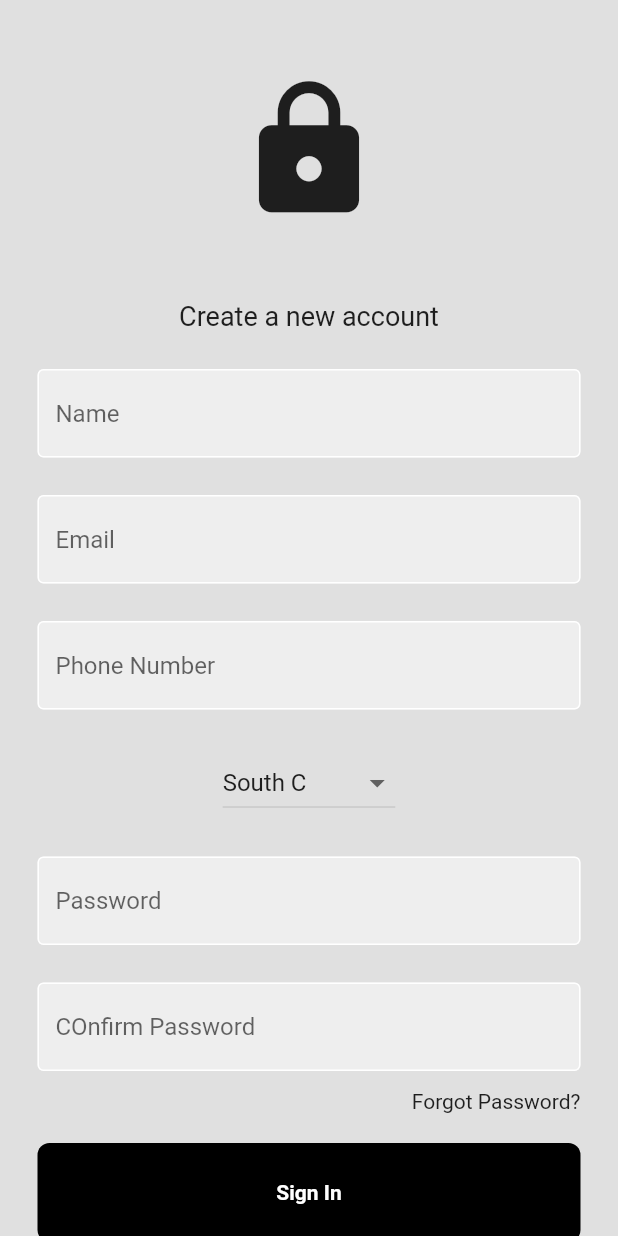
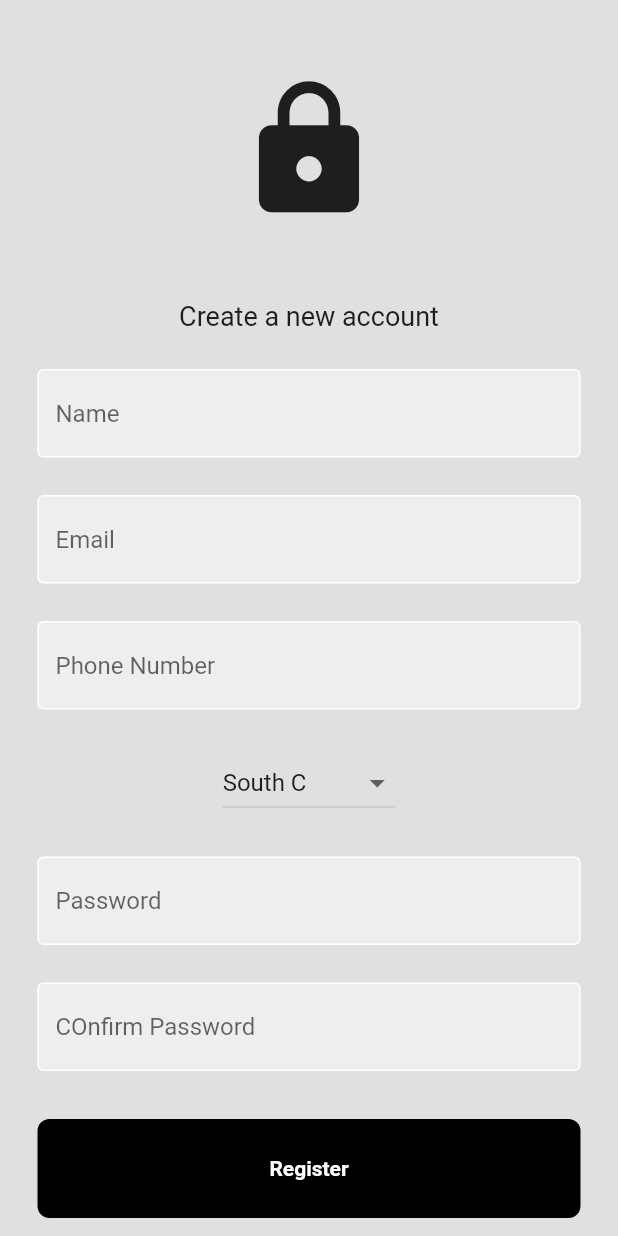
Before and after one commit to koechian/reportio, a Flutter app: the screen it shows after launch, after a tap on "Signup now", on a phone screen of 412 x 824 dp. Run offline on Flutter 3.47's test engine with Material 2 defaults, Android fonts, the phone set to English and light mode, and no system bars; our stand-ins replace firebase_auth, firebase_core; accounts and stored records are empty; network calls fail.

Commit message:
Sign Up done and working

```diff
--- a/lib/components/auth_button.dart
+++ b/lib/components/auth_button.dart
@@ -2,8 +2,9 @@ import 'package:flutter/material.dart';
 
 class MyButton extends StatelessWidget {
   final Function()? onTap;
+  final String text;
 
-  const MyButton({super.key, required this.onTap});
+  const MyButton({super.key, required this.onTap, required this.text});
 
   @override
   Widget build(BuildContext context) {
@@ -16,10 +17,10 @@ class MyButton extends StatelessWidget {
           color: Colors.black,
           borderRadius: BorderRadius.circular(8),
         ),
-        child: const Center(
+        child: Center(
           child: Text(
-            'Sign In',
-            style: TextStyle(
+            text,
+            style: const TextStyle(
               color: Colors.white,
               fontWeight: FontWeight.bold,
             ),
--- a/lib/pages/login.dart
+++ b/lib/pages/login.dart
@@ -69,8 +69,11 @@ class _LoginPageState extends State<LoginPage> {
       body: SafeArea(
         child: Center(
           child: SingleChildScrollView(
-            child:
-                Column(mainAxisAlignment: MainAxisAlignment.center, children: [
+            child: Padding(
+              padding: const EdgeInsets.symmetric(vertical: 40),
+              child: Column(
+                  mainAxisAlignment: MainAxisAlignment.center,
+                  children: [
                     const SizedBox(height: 50),
                     const Icon(
                       Icons.lock,
@@ -108,6 +111,7 @@ class _LoginPageState extends State<LoginPage> {
                     ),
                     MyButton(
                       onTap: signInFunc,
+                      text: 'Sign In',
                     ),
                     const SizedBox(
                       height: 30,
@@ -166,7 +170,8 @@ class _LoginPageState extends State<LoginPage> {
                           child: Text(
                             'Signup now',
                             style: TextStyle(
-                          color: Colors.blue[700], fontWeight: FontWeight.bold),
+                                color: Colors.blue[700],
+                                fontWeight: FontWeight.bold),
                           ),
                         )
                       ],
@@ -175,6 +180,7 @@ class _LoginPageState extends State<LoginPage> {
             ),
           ),
         ),
+      ),
     );
   }
 }
--- a/lib/pages/signup.dart
+++ b/lib/pages/signup.dart
@@ -16,6 +16,7 @@ class SignupPage extends StatefulWidget {
 class _SignupPageState extends State<SignupPage> {
   final emailController = TextEditingController();
   final passwordController = TextEditingController();
+  final confirmPasswordController = TextEditingController();
   final nameController = TextEditingController();
   final phoneController = TextEditingController();
   final locationController = TextEditingController();
@@ -42,12 +43,19 @@ class _SignupPageState extends State<SignupPage> {
           );
         });
 
-// try catch block to handle auth
+// try catch block to handle signup
+    // ignore: use_build_context_synchronously
     try {
+      // check if the confirm password and actual password is the same
+      if (confirmPasswordController.text == passwordController.text) {
         await FirebaseAuth.instance.createUserWithEmailAndPassword(
             email: emailController.text, password: passwordController.text);
         // ignore: use_build_context_synchronously
         Navigator.pop(context);
+      } else {
+        Navigator.pop(context);
+        displayAlert('Passwords do not match');
+      }
     } on FirebaseAuthException catch (e) {
 // stops the spinning loader
       Navigator.pop(context);
@@ -83,8 +91,11 @@ class _SignupPageState extends State<SignupPage> {
       body: SafeArea(
         child: Center(
           child: SingleChildScrollView(
-            child:
-                Column(mainAxisAlignment: MainAxisAlignment.center, children: [
+            child: Padding(
+              padding: const EdgeInsets.only(bottom: 80),
+              child: Column(
+                  mainAxisAlignment: MainAxisAlignment.center,
+                  children: [
                     const SizedBox(height: 50),
                     const Icon(
                       Icons.lock,
@@ -138,25 +149,19 @@ class _SignupPageState extends State<SignupPage> {
                     ),
                     const SizedBox(height: 25),
                     MyTextField(
-                controller: passwordController,
+                      controller: confirmPasswordController,
                       hint: 'COnfirm Password',
                       hide: true,
                     ),
                     SizedBox(
                       height: 12,
                     ),
-              Padding(
-                padding: const EdgeInsets.symmetric(horizontal: 25),
-                child: Row(
-                  mainAxisAlignment: MainAxisAlignment.end,
-                  children: const [Text('Forgot Password?')],
-                ),
-              ),
                     SizedBox(
                       height: 20,
                     ),
                     MyButton(
                       onTap: signUpFunc,
+                      text: 'Register',
                     ),
                     const SizedBox(
                       height: 30,
@@ -215,7 +220,8 @@ class _SignupPageState extends State<SignupPage> {
                           child: Text(
                             'Login here',
                             style: TextStyle(
-                          color: Colors.blue[700], fontWeight: FontWeight.bold),
+                                color: Colors.blue[700],
+                                fontWeight: FontWeight.bold),
                           ),
                         )
                       ],
@@ -224,6 +230,7 @@ class _SignupPageState extends State<SignupPage> {
             ),
           ),
         ),
+      ),
     );
   }
 }
```
Lines whose indentation alone changed are shown as unchanged.
